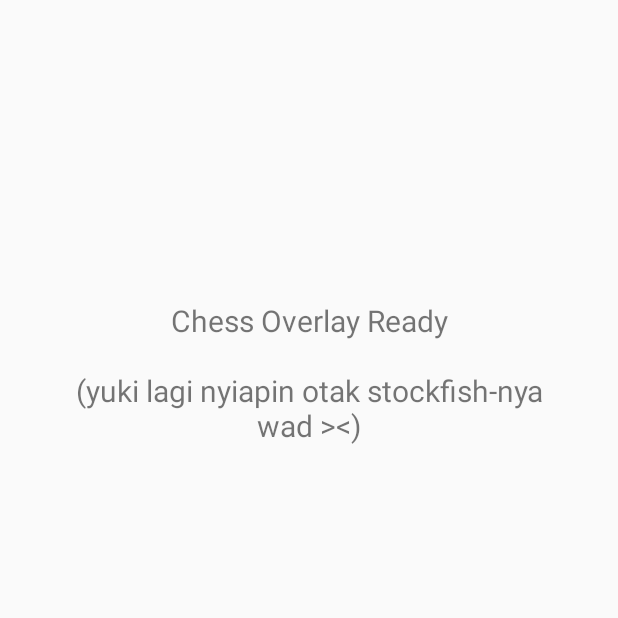
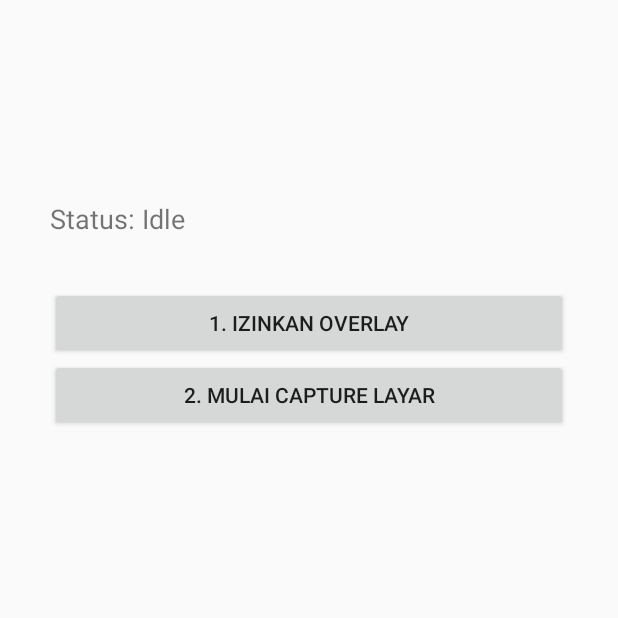
Before and after one commit to wae-id/catur, an Android app: the screen it shows after launch (MainActivity), on a phone screen of 412 x 824 dp, the top half of it. Run offline under Robolectric (Android 15) with nearby library versions, the phone set to English and light mode, and no system bars.

Commit message:
Update MainActivity.kt

```diff
--- a/app/src/main/java/com/wad/chessoverlay/MainActivity.kt
+++ b/app/src/main/java/com/wad/chessoverlay/MainActivity.kt
@@ -1,20 +1,82 @@
 package com.wad.chessoverlay
 
+import android.content.Intent
+import android.media.projection.MediaProjectionManager
+import android.net.Uri
 import android.os.Bundle
+import android.provider.Settings
+import android.widget.Button
+import android.widget.LinearLayout
 import android.widget.TextView
+import androidx.activity.result.contract.ActivityResultContracts
 import androidx.appcompat.app.AppCompatActivity
+import androidx.core.content.ContextCompat
 
 class MainActivity : AppCompatActivity() {
+
+    private lateinit var btnOverlay: Button
+    private lateinit var btnStart: Button
+    private lateinit var statusText: TextView
+
+    // Launcher buat minta izin rekam layar (MediaProjection)
+    private val mediaProjectionLauncher = registerForActivityResult(
+        ActivityResultContracts.StartActivityForResult()
+    ) { result ->
+        if (result.resultCode == RESULT_OK && result.data != null) {
+            val serviceIntent = Intent(this, ScreenCaptureService::class.java).apply {
+                action = ScreenCaptureService.ACTION_START
+                putExtra(ScreenCaptureService.EXTRA_RESULT_CODE, result.resultCode)
+                putExtra(ScreenCaptureService.EXTRA_DATA_INTENT, result.data)
+            }
+            ContextCompat.startForegroundService(this, serviceIntent)
+            statusText.text = "Status: Capture Service Running"
+        }
+    }
+
     override fun onCreate(savedInstanceState: Bundle?) {
         super.onCreate(savedInstanceState)
 
-        val textView = TextView(this).apply {
-            text = "Chess Overlay Ready\n\n(yuki lagi nyiapin otak stockfish-nya wad ><)"
-            textSize = 20f
-            textAlignment = TextView.TEXT_ALIGNMENT_CENTER
-            setPadding(50, 300, 50, 50)
+        val layout = LinearLayout(this).apply {
+            orientation = LinearLayout.VERTICAL
+            setPadding(50, 200, 50, 50)
         }
 
-        setContentView(textView)
+        statusText = TextView(this).apply {
+            text = "Status: Idle"
+            textSize = 18f
+            setPadding(0, 0, 0, 50)
+        }
+
+        btnOverlay = Button(this).apply {
+            text = "1. Izinkan Overlay"
+            setOnClickListener {
+                if (!Settings.canDrawOverlays(this@MainActivity)) {
+                    val intent = Intent(
+                        Settings.ACTION_MANAGE_OVERLAY_PERMISSION,
+                        Uri.parse("package:$packageName")
+                    )
+                    startActivity(intent)
+                } else {
+                    statusText.text = "Status: Overlay Diizinkan"
+                }
+            }
+        }
+
+        btnStart = Button(this).apply {
+            text = "2. Mulai Capture Layar"
+            setOnClickListener {
+                if (!Settings.canDrawOverlays(this@MainActivity)) {
+                    statusText.text = "Error: Izinkan Overlay Dulu!"
+                    return@setOnClickListener
+                }
+                val projectionManager = getSystemService(MEDIA_PROJECTION_SERVICE) as MediaProjectionManager
+                mediaProjectionLauncher.launch(projectionManager.createScreenCaptureIntent())
+            }
+        }
+
+        layout.addView(statusText)
+        layout.addView(btnOverlay)
+        layout.addView(btnStart)
+        setContentView(layout)
     }
 }
```
